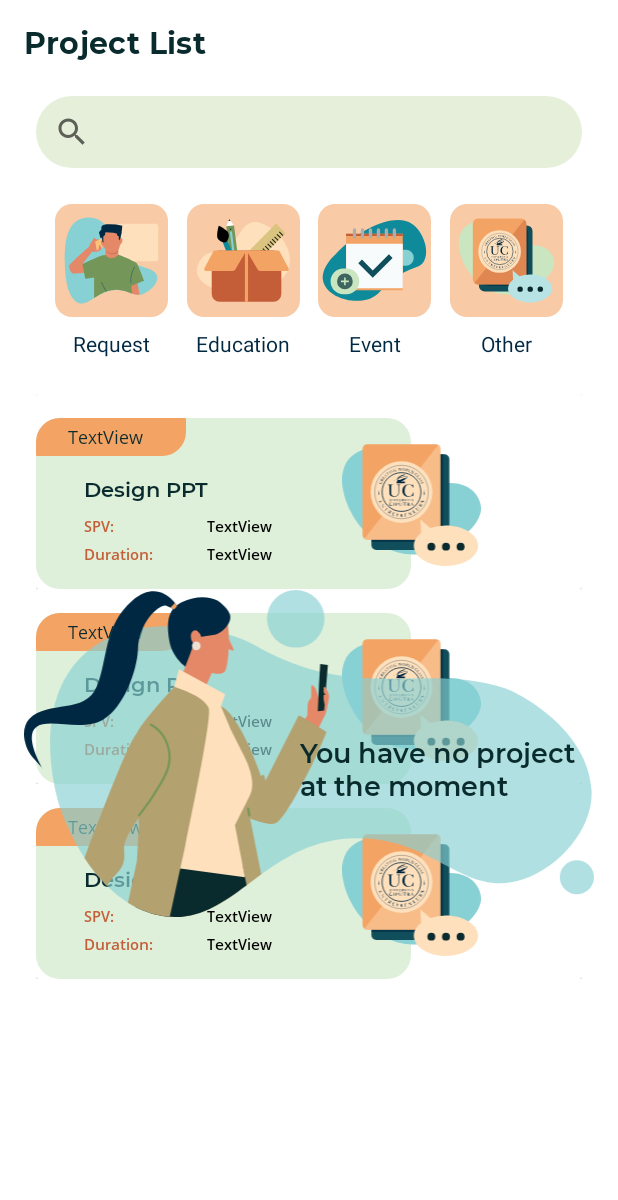
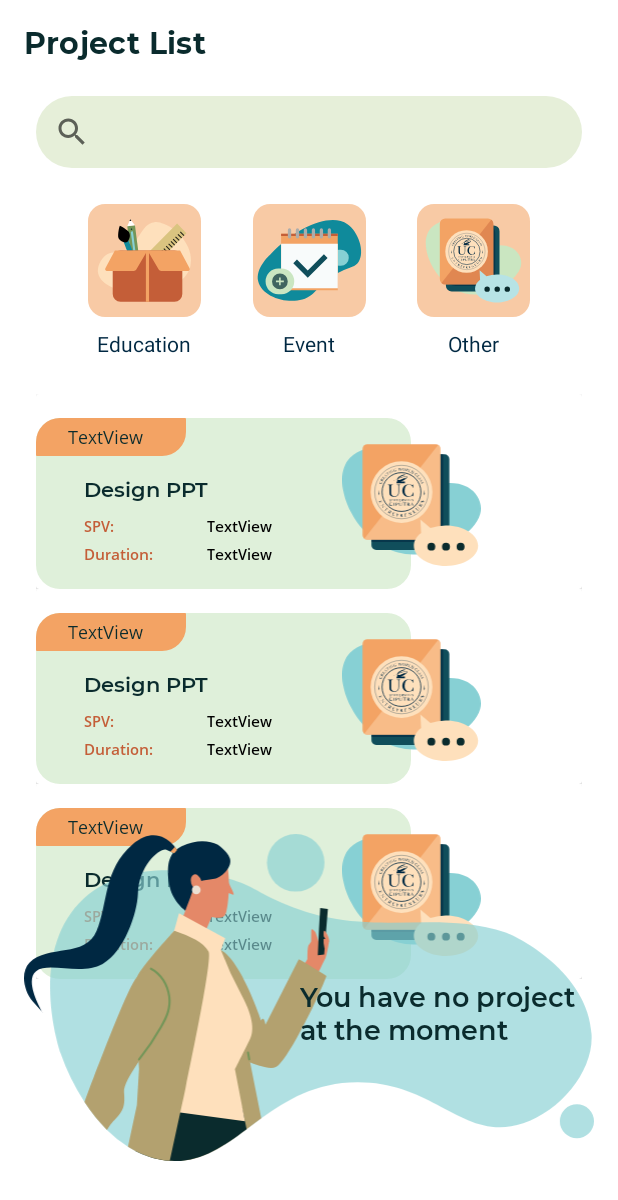
Before and after one commit to tinaranw/UCInternship, an Android app: the layout fragment_project_list.xml on its own in the app's theme, with its tools: preview values and no code run, on a phone screen of 412 x 824 dp. Shown: the top 1200 px of the screen. Run offline under Robolectric (Android 15) with nearby library versions, the phone set to English and light mode, and no system bars; network calls fail.

Commit message:
HILANG REQUEST

```diff
--- a/app/src/main/res/layout/fragment_project_list.xml
+++ b/app/src/main/res/layout/fragment_project_list.xml
@@ -47,22 +47,10 @@
                 android:id="@+id/education_img"
                 android:layout_width="75dp"
                 android:layout_height="75dp"
-                android:src="@drawable/ic_educationicon"
-                app:layout_constraintBottom_toBottomOf="@+id/request_img"
-                app:layout_constraintEnd_toStartOf="@+id/event_img"
-                app:layout_constraintHorizontal_bias="0.5"
-                app:layout_constraintStart_toEndOf="@+id/request_img"
-                app:layout_constraintTop_toTopOf="@+id/request_img" />
-
-            <ImageView
-                android:id="@+id/request_img"
-                android:layout_width="75dp"
-                android:layout_height="75dp"
                 android:layout_marginStart="24dp"
                 android:layout_marginTop="24dp"
-                android:layout_weight="1"
-                android:src="@drawable/ic_requesticon"
-                app:layout_constraintEnd_toStartOf="@+id/education_img"
+                android:src="@drawable/ic_educationicon"
+                app:layout_constraintEnd_toStartOf="@+id/event_img"
                 app:layout_constraintHorizontal_bias="0.5"
                 app:layout_constraintStart_toStartOf="parent"
                 app:layout_constraintTop_toBottomOf="@+id/projectsearchbar_search" />
@@ -80,17 +68,6 @@
                 app:layout_constraintTop_toBottomOf="@+id/pro_list_tb">
 
             </SearchView>
-
-            <TextView
-                android:id="@+id/request_txt"
-                android:layout_width="wrap_content"
-                android:layout_height="wrap_content"
-                android:layout_marginTop="8dp"
-                android:text="@string/RequestText"
-                android:textColor="#002842"
-                app:layout_constraintEnd_toEndOf="@+id/request_img"
-                app:layout_constraintStart_toStartOf="@+id/request_img"
-                app:layout_constraintTop_toBottomOf="@+id/request_img" />
 
             <TextView
                 android:id="@+id/education_txt"
@@ -149,9 +126,7 @@
                 app:layout_constraintBottom_toBottomOf="parent"
                 app:layout_constraintEnd_toEndOf="parent"
                 app:layout_constraintHorizontal_bias="0.0"
-                app:layout_constraintStart_toStartOf="parent"
-                app:layout_constraintTop_toBottomOf="@+id/request_txt"
-                app:layout_constraintVertical_bias="0.488" />
+                app:layout_constraintStart_toStartOf="parent" />
 
             <TextView
                 android:id="@+id/noproject_txt"
```
Also changed, not shown: app/src/main/res/layout/fragment_project_offer.xml (+3 -26 lines).
